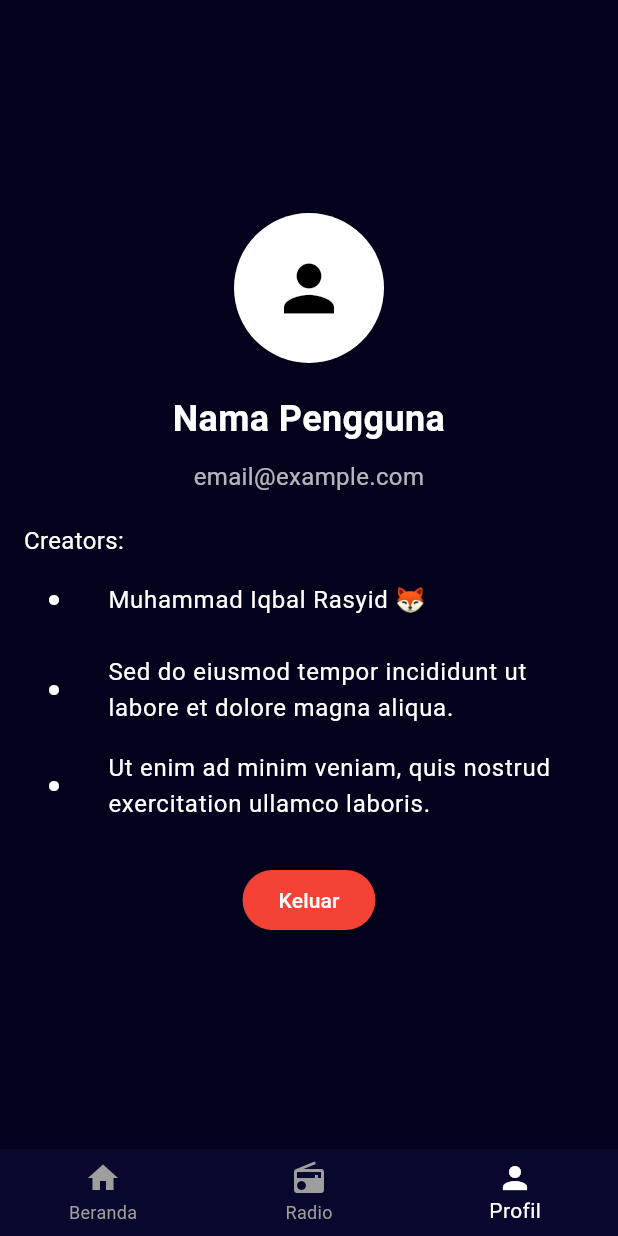
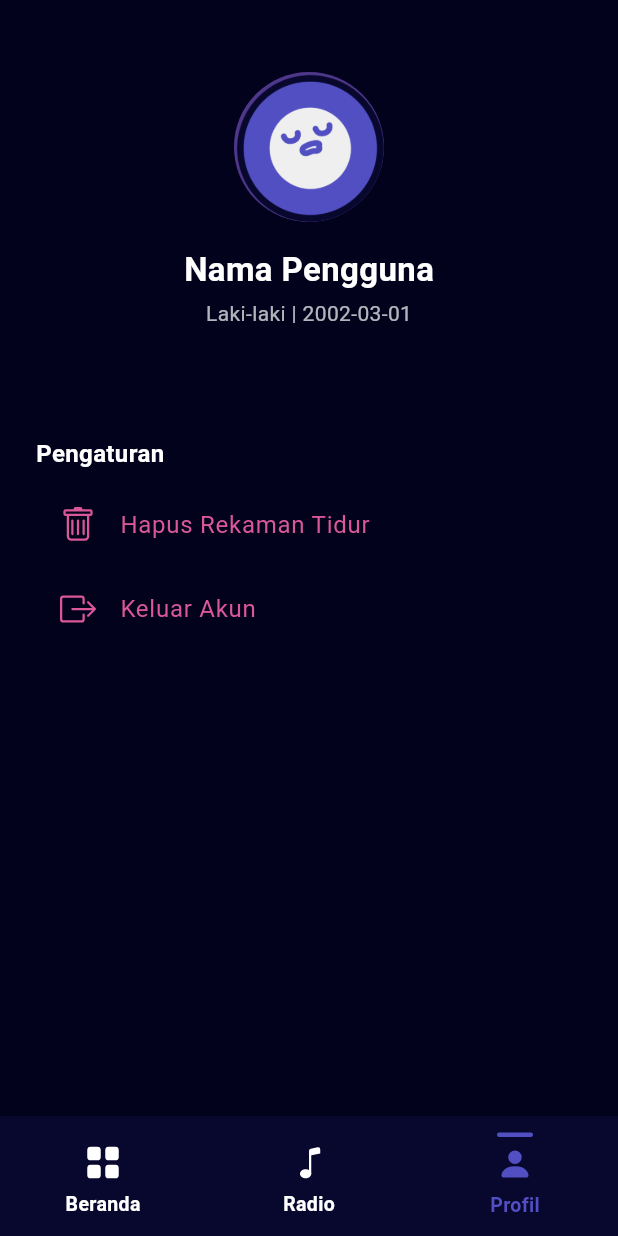
Before and after one commit to TURU-template/TURU-Flutter, a Flutter app: the screen it shows after launch, item 3 of the bottom bar chosen, on a phone screen of 412 x 824 dp. Run offline on Flutter 3.47's test engine with Material 3 defaults, Android fonts, the phone set to English and light mode, and no system bars; our stand-ins replace audioplayers, bootstrap_icons, flutter_svg; Roboto replaces fonts that are missing (OpenSans).

Commit message:
All Layout Good
Dah bagus secara struktur, DAN UDAH BOOTSTRAP ICON JUGA

```diff
--- a/turu_mobile/lib/main.dart
+++ b/turu_mobile/lib/main.dart
@@ -1,4 +1,5 @@
 import 'package:flutter/material.dart';
+import 'package:bootstrap_icons/bootstrap_icons.dart';
 import 'beranda_page.dart';
 import 'radio_page.dart';
 import 'profil_page.dart';
@@ -18,13 +19,14 @@ class TuruColors {
   static const Color lilac = Color(0xFF2B194F);
   static const Color indigo = Color(0xFF514FC2);
   static const Color biscay = Color(0xFF18306D);
+  static const Color darkblue = Color(0xFF0D1A36);
   static const Color blue = Color(0xFF35A4DA);
   static const Color purple = Color(0xFF8C4FC2);
   static const Color pink = Color(0xFFDA5798);
   static const Color backdrop = Color(0xFF151619);
   static const Color button = Color(0xFF007BFF);
+
 }
-
 
 class TuruApp extends StatelessWidget {
   const TuruApp({super.key});
@@ -35,10 +37,11 @@ class TuruApp extends StatelessWidget {
       debugShowCheckedModeBanner: false,
       theme: ThemeData.dark().copyWith(
         textTheme: ThemeData.dark().textTheme.apply(fontFamily: 'OpenSans'),
+        splashFactory: NoSplash.splashFactory,
+        highlightColor: Colors.transparent,
       ),
       home: const MainScreen(),
     );
-
   }
 }
 
@@ -68,22 +71,69 @@ class _MainScreenState extends State<MainScreen> {
   Widget build(BuildContext context) {
     return Scaffold(
       backgroundColor: TuruColors.primaryBackground,
-
       body: SafeArea(
         child: IndexedStack(index: _selectedIndex, children: _pages),
       ),
-      bottomNavigationBar: BottomNavigationBar(
-        backgroundColor: TuruColors.navbarBackground,
-        selectedItemColor: Colors.white,
-        unselectedItemColor: Colors.grey,
-        currentIndex: _selectedIndex,
-        onTap: _onItemTapped,
-        items: const [
-          BottomNavigationBarItem(icon: Icon(Icons.home), label: 'Beranda'),
-          BottomNavigationBarItem(icon: Icon(Icons.radio), label: 'Radio'),
-          BottomNavigationBarItem(icon: Icon(Icons.person), label: 'Profil'),
-        ],
+      bottomNavigationBar: SizedBox(
+        height: 80,
+        child: BottomNavigationBar(
+          backgroundColor: TuruColors.navbarBackground,
+          selectedItemColor: TuruColors.indigo,
+          unselectedItemColor: Colors.white,
+          currentIndex: _selectedIndex,
+          onTap: _onItemTapped,
+          elevation: 8,
+          type: BottomNavigationBarType.fixed,
+          showUnselectedLabels: true,
+          selectedFontSize: 13,
+          unselectedFontSize: 13,
+          selectedLabelStyle: const TextStyle(fontWeight: FontWeight.bold),
+          unselectedLabelStyle: const TextStyle(fontWeight: FontWeight.bold),
+          items: [
+            _navItem(
+              icon: BootstrapIcons.grid_fill,
+              label: 'Beranda',
+              index: 0,
+            ),
+            _navItem(icon: BootstrapIcons.music_note, label: 'Radio', index: 1),
+            _navItem(
+              icon: BootstrapIcons.person_fill,
+              label: 'Profil',
+              index: 2,
+            ),
+          ],
+        ),
       ),
     );
   }
+
+  BottomNavigationBarItem _navItem({
+    required IconData icon,
+    required String label,
+    required int index,
+  }) {
+    final isActive = _selectedIndex == index;
+    return BottomNavigationBarItem(
+      icon: Column(
+        mainAxisSize: MainAxisSize.min,
+        children: [
+          if (isActive)
+            Container(
+              width: 24,
+              height: 3,
+              margin: const EdgeInsets.only(bottom: 6),
+              decoration: BoxDecoration(
+                color: TuruColors.indigo,
+                borderRadius: BorderRadius.circular(2),
+              ),
+            )
+          else
+            const SizedBox(height: 7),
+          Icon(icon),
+          const SizedBox(height: 6),
+        ],
+      ),
+      label: label,
+    );
+  }
 }
--- a/turu_mobile/lib/profil_page.dart
+++ b/turu_mobile/lib/profil_page.dart
@@ -1,85 +1,163 @@
 import 'package:flutter/material.dart';
-import 'package:turu_mobile/main.dart';
+import 'package:bootstrap_icons/bootstrap_icons.dart';
+import '../main.dart';
 
 class ProfilPage extends StatelessWidget {
   const ProfilPage({super.key});
 
-  @override
-  Widget build(BuildContext context) {
-    return Center(
-      child: Padding(
-        padding: const EdgeInsets.all(16.0),
-        child: Column(
-          mainAxisAlignment: MainAxisAlignment.center,
-          crossAxisAlignment: CrossAxisAlignment.center,
-          children: [
-            const CircleAvatar(
-              radius: 50,
-              backgroundColor: Colors.white,
-              child: Icon(Icons.person, size: 50, color: Colors.black),
+  void _showConfirmationDialog({
+    required BuildContext context,
+    required String title,
+    required String description,
+    required VoidCallback onConfirm,
+  }) {
+    showDialog(
+      context: context,
+      builder:
+          (_) => AlertDialog(
+            backgroundColor: TuruColors.darkblue,
+            shape: RoundedRectangleBorder(
+              borderRadius: BorderRadius.circular(8),
             ),
-            const SizedBox(height: 20),
-            const Text(
-              'Nama Pengguna',
-              textAlign: TextAlign.center,
-              style: TextStyle(
-                color: Colors.white,
-                fontSize: 24,
-                fontWeight: FontWeight.bold,
-              ),
-            ),
-            const SizedBox(height: 10),
-            const Text(
-              'email@example.com',
-              textAlign: TextAlign.center,
-              style: TextStyle(color: Colors.white70, fontSize: 16),
-            ),
-            const SizedBox(height: 20),
-
-            const Column(
+            title: Text(title, style: const TextStyle(color: Colors.white)),
+            content: Column(
+              mainAxisSize: MainAxisSize.min,
               crossAxisAlignment: CrossAxisAlignment.start,
               children: [
                 Text(
-                  'Creators:',
-                  textAlign: TextAlign.center,
-                  style: TextStyle(color: TuruColors.textColor, fontSize: 16),
+                  description,
+                  style: const TextStyle(color: Colors.white70),
                 ),
-                ListTile(
-                  leading: Icon(Icons.circle, size: 8, color: Colors.white),
-                  title: Text(
-                    'Muhammad Iqbal Rasyid 🦊',
-                    style: TextStyle(color: Colors.white),
-                  ),
-                ),
-                ListTile(
-                  leading: Icon(Icons.circle, size: 8, color: Colors.white),
-                  title: Text(
-                    'Sed do eiusmod tempor incididunt ut labore et dolore magna aliqua.',
-                    style: TextStyle(color: Colors.white),
-                  ),
-                ),
-                ListTile(
-                  leading: Icon(Icons.circle, size: 8, color: Colors.white),
-                  title: Text(
-                    'Ut enim ad minim veniam, quis nostrud exercitation ullamco laboris.',
-                    style: TextStyle(color: Colors.white),
-                  ),
+                const SizedBox(height: 64),
+                Row(
+                  mainAxisAlignment: MainAxisAlignment.end,
+                  children: [
+                    TextButton(
+                      onPressed: () => Navigator.pop(context),
+                      style: TextButton.styleFrom(
+                        foregroundColor: Colors.white,
+                        backgroundColor: Colors.grey[700],
+                      ),
+                      child: const Text("Batalkan"),
+                    ),
+                    const SizedBox(width: 12),
+                    ElevatedButton(
+                      onPressed: () {
+                        Navigator.pop(context);
+                        onConfirm();
+                      },
+                      style: ElevatedButton.styleFrom(
+                        backgroundColor: TuruColors.pink,
+                      ),
+                      child: const Text(
+                        "Konfirmasi",
+                        style: TextStyle(color: Colors.white),
+                      ),
+                    ),
+                  ],
                 ),
               ],
             ),
+          ),
+    );
+  }
 
-            const SizedBox(height: 20),
-            ElevatedButton(
-              onPressed: () {},
-              style: ElevatedButton.styleFrom(backgroundColor: Colors.red),
-              child: const Text(
-                'Keluar',
-                style: TextStyle(color: Colors.white),
+  @override
+  Widget build(BuildContext context) {
+    return SingleChildScrollView(
+      padding: const EdgeInsets.all(24.0),
+      child: Column(
+        children: [
+          const SizedBox(height: 24),
+
+          const CircleAvatar(
+            radius: 50,
+            backgroundImage: AssetImage('assets/images/LOGO_Turu.png'),
+          ),
+          const SizedBox(height: 16),
+          const Center(
+            child: Column(
+              children: [
+                Text(
+                  'Nama Pengguna',
+                  style: TextStyle(
+                    fontSize: 22,
+                    fontWeight: FontWeight.bold,
+                    color: Colors.white,
+                  ),
+                ),
+                SizedBox(height: 4),
+                Text(
+                  'Laki-laki | 2002-03-01',
+                  style: TextStyle(color: Colors.white70),
+                ),
+              ],
+            ),
+          ),
+
+          const SizedBox(height: 72),
+
+          const Align(
+            alignment: Alignment.centerLeft,
+            child: Text(
+              "Pengaturan",
+              style: TextStyle(
+                fontSize: 16,
+                fontWeight: FontWeight.w600,
+                color: Colors.white,
               ),
             ),
-          ],
-        ),
+          ),
+          const SizedBox(height: 8),
+
+          _settingItem(
+            icon: BootstrapIcons.trash,
+            label: 'Hapus Rekaman Tidur',
+            color: TuruColors.pink,
+            onTap:
+                () => _showConfirmationDialog(
+                  context: context,
+                  title: "Yakin Hapus Data Tidur?",
+                  description:
+                      "Data rekaman tidurmu akan dihapus secara permanen. Tindakan ini tidak bisa dibatalkan.",
+                  onConfirm: () {
+                    ScaffoldMessenger.of(context).showSnackBar(
+                      const SnackBar(content: Text("Data tidur dihapus.")),
+                    );
+                  },
+                ),
+          ),
+
+          _settingItem(
+            icon: BootstrapIcons.box_arrow_right,
+            label: 'Keluar Akun',
+            color: TuruColors.pink,
+            onTap:
+                () => _showConfirmationDialog(
+                  context: context,
+                  title: "Yakin Log Out Akun?",
+                  description:
+                      "Kamu akan keluar dari akun ini. Pastikan data kamu sudah tersimpan.",
+                  onConfirm: () {
+                    Navigator.pushReplacementNamed(context, '/login');
+                  },
+                ),
+          ),
+        ],
       ),
     );
   }
+
+  Widget _settingItem({
+    required IconData icon,
+    required String label,
+    required Color color,
+    required VoidCallback onTap,
+  }) {
+    return ListTile(
+      leading: Icon(icon, color: color),
+      title: Text(label, style: TextStyle(color: color)),
+      onTap: onTap,
+    );
+  }
 }
--- a/turu_mobile/pubspec.yaml
+++ b/turu_mobile/pubspec.yaml
@@ -31,6 +31,7 @@ dependencies:
   flutter_svg: ^2.0.7
   google_fonts: ^6.1.0
   audioplayers: ^6.4.0
+  bootstrap_icons: ^1.10.5
 
   flutter:
     sdk: flutter
```
Also changed, not shown: turu_mobile/lib/compare.dart (+78 -12 lines), turu_mobile/pubspec.lock.
